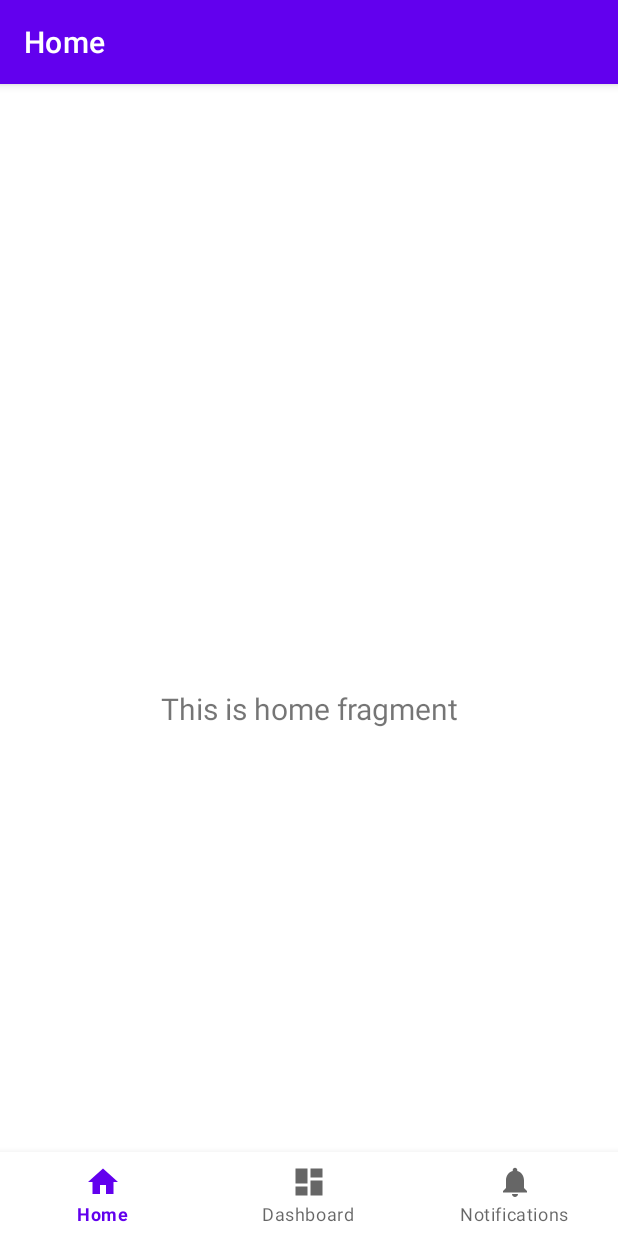
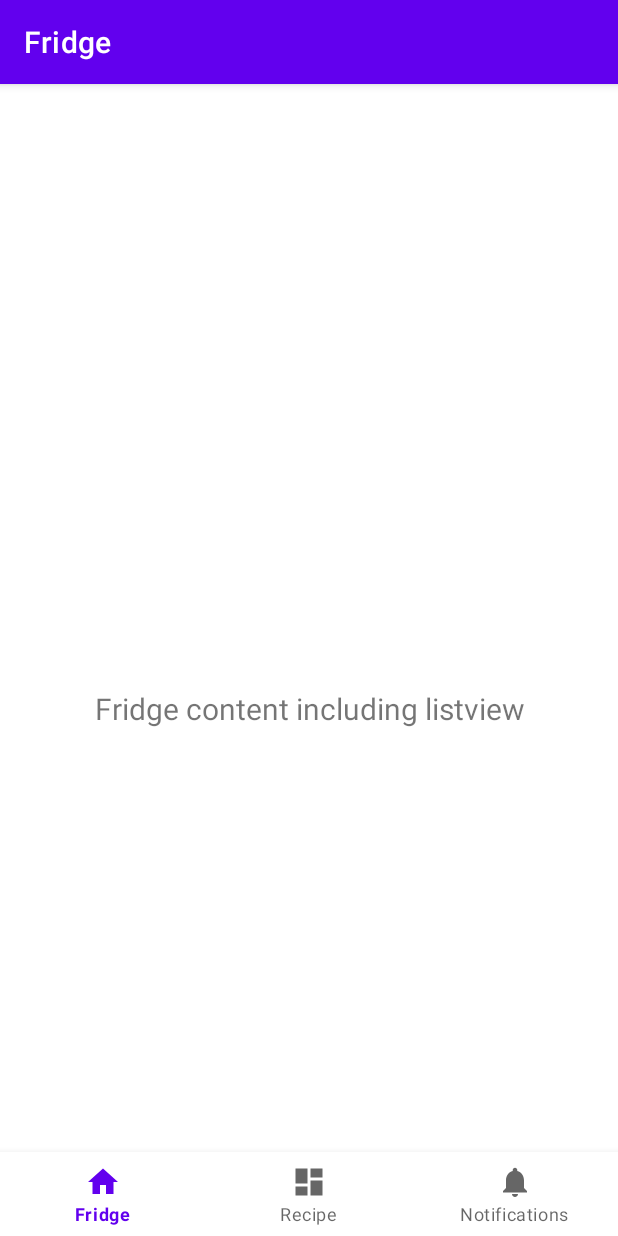
Before and after one commit to TobiasBonifay/Fridge, an Android app: the screen it shows after launch (MainActivity), on a phone screen of 412 x 824 dp. Run offline under Robolectric (Android 15) with nearby library versions, the light colour scheme and no system bars; our stand-ins replace navigation-ui.

Commit message:
Renaming activities

```diff
--- a/app/src/main/java/edu/polytech/fridge/ui/home/HomeViewModel.java
+++ b/app/src/main/java/edu/polytech/fridge/ui/dashboard/RecipeViewModel.java
@@ -1,16 +1,16 @@
-package edu.polytech.fridge.ui.home;
+package edu.polytech.fridge.ui.dashboard;
 
 import androidx.lifecycle.LiveData;
 import androidx.lifecycle.MutableLiveData;
 import androidx.lifecycle.ViewModel;
 
-public class HomeViewModel extends ViewModel {
+public class RecipeViewModel extends ViewModel {
 
     private final MutableLiveData<String> mText;
 
-    public HomeViewModel() {
+    public RecipeViewModel() {
         mText = new MutableLiveData<>();
-        mText.setValue("This is home fragment");
+        mText.setValue("This is recipe fragment");
     }
 
     public LiveData<String> getText() {
--- a/app/src/main/java/edu/polytech/fridge/ui/home/HomeFragment.java
+++ b/app/src/main/java/edu/polytech/fridge/ui/fridge/FridgeFragment.java
@@ -1,4 +1,4 @@
-package edu.polytech.fridge.ui.home;
+package edu.polytech.fridge.ui.fridge;
 
 import android.os.Bundle;
 import android.view.LayoutInflater;
@@ -10,22 +10,22 @@
 import androidx.fragment.app.Fragment;
 import androidx.lifecycle.ViewModelProvider;
 
-import edu.polytech.fridge.databinding.FragmentHomeBinding;
+import edu.polytech.fridge.databinding.FragmentFridgeBinding;
 
-public class HomeFragment extends Fragment {
+public class FridgeFragment extends Fragment {
 
-    private FragmentHomeBinding binding;
+    private FragmentFridgeBinding binding;
 
     public View onCreateView(@NonNull LayoutInflater inflater,
                              ViewGroup container, Bundle savedInstanceState) {
-        HomeViewModel homeViewModel =
-                new ViewModelProvider(this).get(HomeViewModel.class);
+        FridgeViewModel fridgeViewModel =
+                new ViewModelProvider(this).get(FridgeViewModel.class);
 
-        binding = FragmentHomeBinding.inflate(inflater, container, false);
+        binding = FragmentFridgeBinding.inflate(inflater, container, false);
         View root = binding.getRoot();
 
         final TextView textView = binding.textHome;
-        homeViewModel.getText().observe(getViewLifecycleOwner(), textView::setText);
+        fridgeViewModel.getText().observe(getViewLifecycleOwner(), textView::setText);
         return root;
     }
 
--- a/app/src/main/java/edu/polytech/fridge/ui/dashboard/DashboardViewModel.java
+++ b/app/src/main/java/edu/polytech/fridge/ui/fridge/FridgeViewModel.java
@@ -1,16 +1,16 @@
-package edu.polytech.fridge.ui.dashboard;
+package edu.polytech.fridge.ui.fridge;
 
 import androidx.lifecycle.LiveData;
 import androidx.lifecycle.MutableLiveData;
 import androidx.lifecycle.ViewModel;
 
-public class DashboardViewModel extends ViewModel {
+public class FridgeViewModel extends ViewModel {
 
     private final MutableLiveData<String> mText;
 
-    public DashboardViewModel() {
+    public FridgeViewModel() {
         mText = new MutableLiveData<>();
-        mText.setValue("This is dashboard fragment");
+        mText.setValue("Fridge content including listview");
     }
 
     public LiveData<String> getText() {
--- a/app/src/main/res/layout/fragment_home.xml
+++ b/app/src/main/res/layout/fragment_fridge.xml
@@ -4,7 +4,7 @@
     xmlns:tools="http://schemas.android.com/tools"
     android:layout_width="match_parent"
     android:layout_height="match_parent"
-    tools:context=".ui.home.HomeFragment">
+    tools:context=".ui.fridge.FridgeFragment">
 
     <TextView
         android:id="@+id/text_home"
--- a/app/src/main/res/layout/fragment_dashboard.xml
+++ b/app/src/main/res/layout/fragment_recipe.xml
@@ -4,7 +4,7 @@
     xmlns:tools="http://schemas.android.com/tools"
     android:layout_width="match_parent"
     android:layout_height="match_parent"
-    tools:context=".ui.dashboard.DashboardFragment">
+    tools:context=".ui.dashboard.RecipeFragment">
 
     <TextView
         android:id="@+id/text_dashboard"
--- a/app/src/main/res/menu/bottom_nav_menu.xml
+++ b/app/src/main/res/menu/bottom_nav_menu.xml
@@ -4,12 +4,12 @@
     <item
         android:id="@+id/navigation_home"
         android:icon="@drawable/ic_home_black_24dp"
-        android:title="@string/title_home" />
+        android:title="@string/title_fridge" />
 
     <item
         android:id="@+id/navigation_dashboard"
         android:icon="@drawable/ic_dashboard_black_24dp"
-        android:title="@string/title_dashboard" />
+        android:title="@string/title_recipe" />
 
     <item
         android:id="@+id/navigation_notifications"
--- a/app/src/main/res/navigation/mobile_navigation.xml
+++ b/app/src/main/res/navigation/mobile_navigation.xml
@@ -7,15 +7,15 @@
 
     <fragment
         android:id="@+id/navigation_home"
-        android:name="edu.polytech.fridge.ui.home.HomeFragment"
-        android:label="@string/title_home"
-        tools:layout="@layout/fragment_home" />
+        android:name="edu.polytech.fridge.ui.fridge.FridgeFragment"
+        android:label="@string/title_fridge"
+        tools:layout="@layout/fragment_fridge" />
 
     <fragment
         android:id="@+id/navigation_dashboard"
-        android:name="edu.polytech.fridge.ui.dashboard.DashboardFragment"
-        android:label="@string/title_dashboard"
-        tools:layout="@layout/fragment_dashboard" />
+        android:name="edu.polytech.fridge.ui.dashboard.RecipeFragment"
+        android:label="@string/title_recipe"
+        tools:layout="@layout/fragment_recipe" />
 
     <fragment
         android:id="@+id/navigation_notifications"
--- a/app/src/main/res/values/strings.xml
+++ b/app/src/main/res/values/strings.xml
@@ -1,6 +1,7 @@
 <resources>
     <string name="app_name">Fridge</string>
-    <string name="title_home">Home</string>
-    <string name="title_dashboard">Dashboard</string>
+    <string name="title_fridge">Fridge</string>
+    <string name="title_recipe">Recipe</string>
     <string name="title_notifications">Notifications</string>
+    <string name="fridge_content_including_listview">Fridge content including listview</string>
 </resources>
```
Also changed, not shown: app/src/main/java/edu/polytech/fridge/ui/dashboard/RecipeFragment.java (renamed from app/src/main/java/edu/polytech/fridge/ui/dashboard/DashboardFragment.java, +7 -7 lines).
